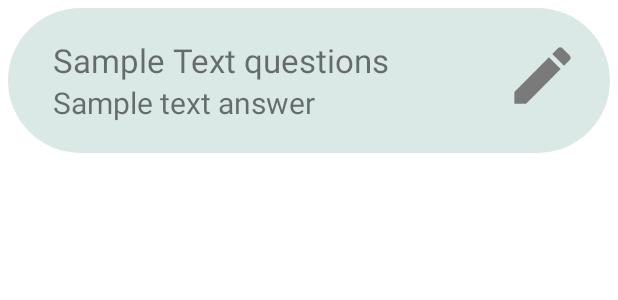
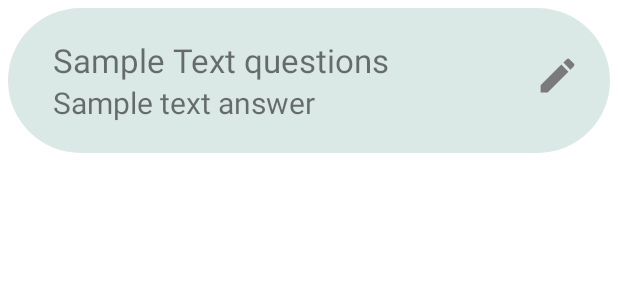
Before and after one commit to abaditya26/QuizApplication, an Android app: the layout recycler_question.xml on its own in the app's theme, with its tools: preview values and no code run, on a phone screen of 412 x 824 dp. Shown: the top 300 px of the screen. Run offline under Robolectric (Android 15) with nearby library versions, the phone set to English and light mode, and no system bars.

Commit message:
questions attached

```diff
--- a/app/src/main/AndroidManifest.xml
+++ b/app/src/main/AndroidManifest.xml
@@ -9,7 +9,8 @@
         android:roundIcon="@mipmap/ic_launcher_round"
         android:supportsRtl="true"
         android:theme="@style/Theme.QuizApplication">
-        <activity android:name=".Creator.OldQuestionsActivity"></activity>
+        <activity android:name=".QuizActivity"></activity>
+        <activity android:name=".Creator.OldQuestionsActivity" />
         <activity android:name=".Creator.CreatedQuizsActivity" />
         <activity android:name=".Creator.AddNewQuestionActivity" />
         <activity android:name=".Creator.NewQuizActivity" />
--- a/app/src/main/java/com/aditya/quizapplication/Adapters/AdapterQuiz.java
+++ b/app/src/main/java/com/aditya/quizapplication/Adapters/AdapterQuiz.java
@@ -57,7 +57,7 @@ public class AdapterQuiz extends RecyclerView.Adapter<AdapterQuiz.ViewHolder> {
             id.setText(quizList.get(position).getId());
             itemView.setOnClickListener(v -> {
                 Intent intent = new Intent(ctx, OldQuestionsActivity.class);
-                intent.putExtra("quidId",quizList.get(position).getId());
+                intent.putExtra("quizId",quizList.get(position).getId());
                 intent.setFlags(Intent.FLAG_ACTIVITY_NEW_TASK);
                 ctx.startActivity(intent);
             });
--- /dev/null
+++ b/app/src/main/res/drawable/ic_baseline_add_24.xml
@@ -0,0 +1,5 @@
+<vector android:height="24dp" android:tint="#FFFFFF"
+    android:viewportHeight="24" android:viewportWidth="24"
+    android:width="24dp" xmlns:android="http://schemas.android.com/apk/res/android">
+    <path android:fillColor="@android:color/white" android:pathData="M19,13h-6v6h-2v-6H5v-2h6V5h2v6h6v2z"/>
+</vector>
--- a/app/src/main/res/layout/activity_attempt_quiz.xml
+++ b/app/src/main/res/layout/activity_attempt_quiz.xml
@@ -142,7 +142,8 @@
                     android:layout_width="wrap_content"
                     android:layout_height="wrap_content"
                     android:layout_gravity="center"
-                    android:text="Attempt Quiz"/>
+                    android:text="Attempt Quiz"
+                    android:onClick="attemptQuiz"/>
 
             </LinearLayout>
         </LinearLayout>
--- a/app/src/main/res/layout/recycler_question.xml
+++ b/app/src/main/res/layout/recycler_question.xml
@@ -33,11 +33,13 @@
 
     <Button
         android:id="@+id/btnEdit"
-        android:layout_width="50dp"
-        android:layout_height="50dp"
+        android:layout_width="30dp"
+        android:layout_height="30dp"
+        android:layout_alignParentTop="true"
         android:layout_alignParentEnd="true"
-        android:backgroundTint="@android:color/holo_green_dark"
+        android:layout_marginTop="10dp"
+        android:layout_marginEnd="0dp"
         android:background="@drawable/ic_baseline_edit_24"
-        android:layout_marginEnd="0dp" />
+        android:backgroundTint="@android:color/holo_green_dark" />
 
 </RelativeLayout>
```
Also changed, not shown: app/src/main/java/com/aditya/quizapplication/AttemptQuizActivity.java (+9 -1 lines), app/src/main/java/com/aditya/quizapplication/Creator/OldQuestionsActivity.java (+23 -2 lines), app/src/main/res/drawable/option_button_background.xml (added, +8 -0 lines), app/src/main/res/menu/add_menu.xml (added, +10 -0 lines).
